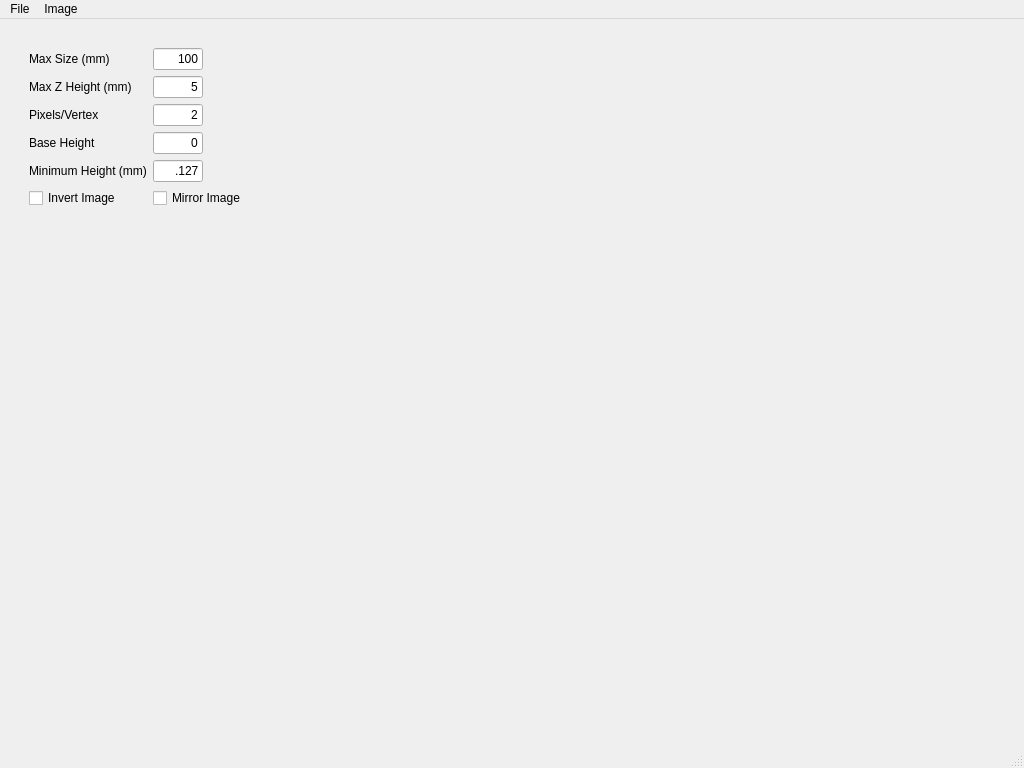
Qt form mainwindow.ui (gharley/Lithophane) before a commit.
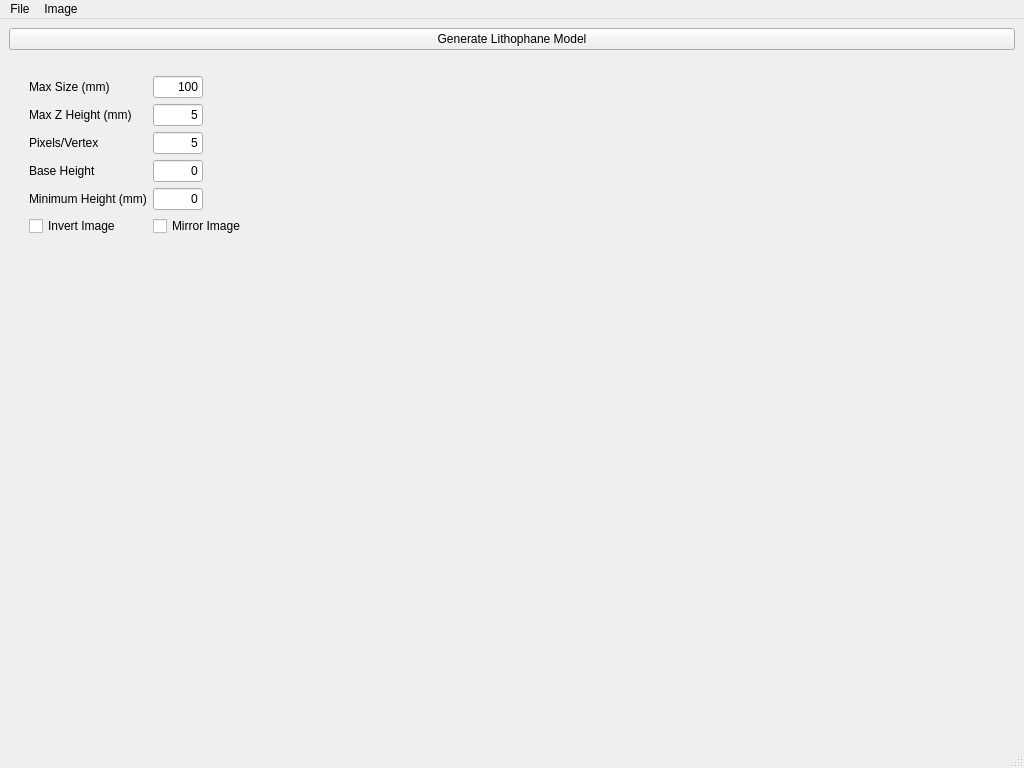
The same form after that commit.

The edit to the form file:
```diff
--- a/mainwindow.ui
+++ b/mainwindow.ui
@@ -21,7 +21,7 @@
     </sizepolicy>
    </property>
    <layout class="QGridLayout" name="gridLayout_3">
-    <item row="0" column="0">
+    <item row="2" column="0">
      <layout class="QGridLayout" name="gridLayout_2">
       <property name="leftMargin">
        <number>20</number>
@@ -84,7 +84,7 @@
              </size>
             </property>
             <property name="text">
-             <string>.127</string>
+             <string>0</string>
             </property>
             <property name="alignment">
              <set>Qt::AlignRight|Qt::AlignTrailing|Qt::AlignVCenter</set>
@@ -177,7 +177,7 @@
              </size>
             </property>
             <property name="text">
-             <string>2</string>
+             <string>5</string>
             </property>
             <property name="alignment">
              <set>Qt::AlignRight|Qt::AlignTrailing|Qt::AlignVCenter</set>
@@ -274,6 +274,13 @@
       </item>
      </layout>
     </item>
+    <item row="1" column="0">
+     <widget class="QPushButton" name="btnGenerate">
+      <property name="text">
+       <string>Generate Lithophane Model</string>
+      </property>
+     </widget>
+    </item>
    </layout>
   </widget>
   <widget class="QMenuBar" name="menubar">
```
